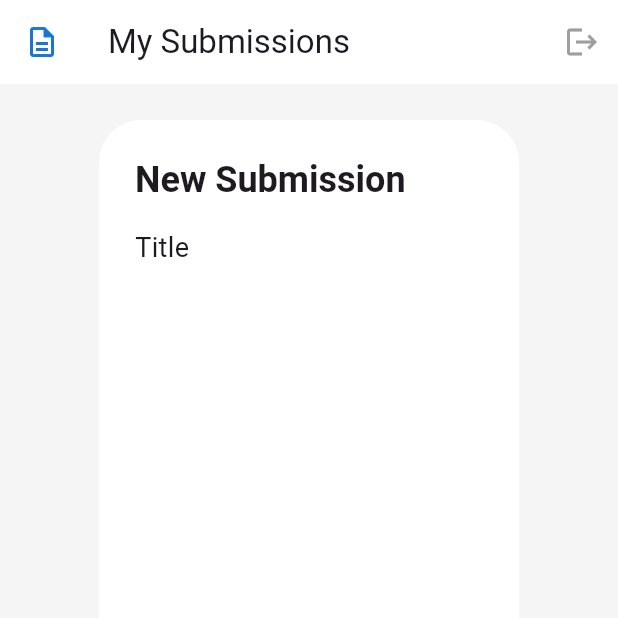
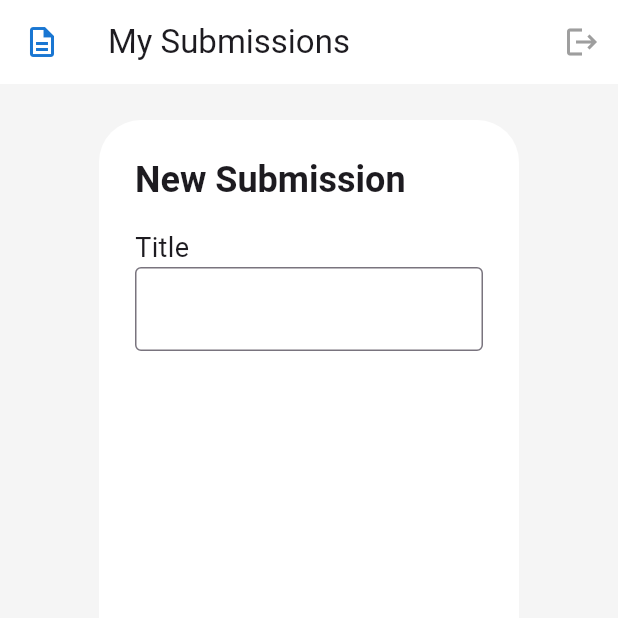
Before and after one commit to DanielLeke/TurnIn-App, a Flutter app: the screen it shows after launch, on a phone screen of 412 x 824 dp, the top half of it. Run offline on Flutter 3.47's test engine with Material 3 defaults, Android fonts, the phone set to English and light mode, and no system bars; our stand-ins replace get; Roboto replaces fonts that are missing (Sans Serif).

Commit message:
Created the form field for the title

```diff
--- a/lib/students/students_page.dart
+++ b/lib/students/students_page.dart
@@ -10,7 +10,13 @@ class StudentsPage extends StatelessWidget {
       backgroundColor: Colors.grey[100],
       appBar: studentsAppBar(),
       body: AlertDialog(
-        title: Text("New Submission", style: TextStyle(fontFamily: 'Sans Serif', fontWeight: FontWeight.bold),),
+        title: Text(
+          "New Submission",
+          style: TextStyle(
+            fontFamily: 'Sans Serif',
+            fontWeight: FontWeight.bold,
+          ),
+        ),
         backgroundColor: Colors.white,
         content: SubmisssionForm(),
       ),
@@ -33,32 +39,38 @@ class StudentsPage extends StatelessWidget {
 }
 
 class SubmisssionForm extends StatelessWidget {
-  const SubmisssionForm({
-    super.key,
-  });
+  const SubmisssionForm({super.key});
 
   @override
   Widget build(BuildContext context) {
-    return Form(child: Column(
-      crossAxisAlignment: CrossAxisAlignment.start,
-      children: [
-        SubmissionTitle()
-      ],
-    ),);
+    return Form(
+      child: Column(
+        crossAxisAlignment: CrossAxisAlignment.start,
+        children: [SubmissionTitle()],
+      ),
+    );
   }
 }
 
 class SubmissionTitle extends StatelessWidget {
-  const SubmissionTitle({
-    super.key,
-  });
+  const SubmissionTitle({super.key});
 
   @override
   Widget build(BuildContext context) {
     return Column(
       crossAxisAlignment: CrossAxisAlignment.start,
       children: [
-        Text("Title", style: TextStyle(fontFamily: 'Sans Serif', fontSize: 18),),
+        Text("Title", style: TextStyle(fontFamily: 'Sans Serif', fontSize: 18)),
+        TextFormField(
+          decoration: InputDecoration(border: OutlineInputBorder()),
+          validator: (value) {
+            if (value == null || value.isEmpty) {
+              return 'Title is required';
+            }
+            return null;
+          },
+          onSaved: (newValue) {},
+        ),
       ],
     );
   }
```
